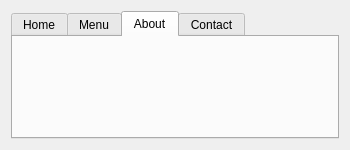
First picture: the form in secdialog.ui, repository Brazonik/cs4076_project, before the edit.
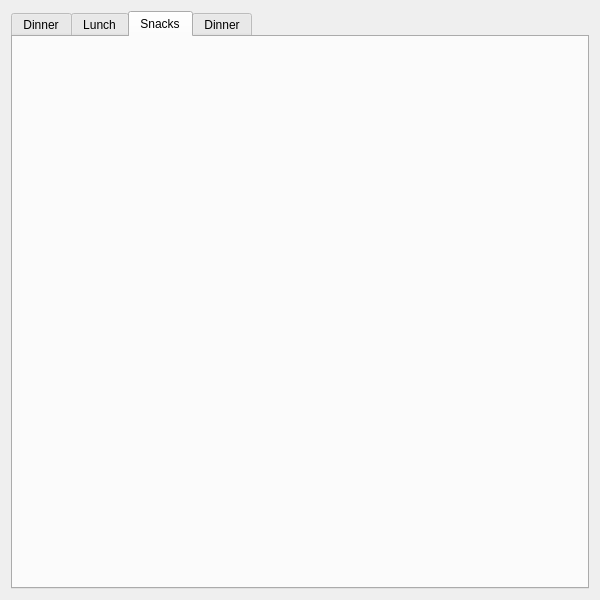
Second picture: the form after the edit. The open tabs and pages were chosen to show the change.

The edit to the form file:
```diff
--- a/secdialog.ui
+++ b/secdialog.ui
@@ -6,15 +6,15 @@
    <rect>
     <x>0</x>
     <y>0</y>
-    <width>350</width>
-    <height>150</height>
+    <width>600</width>
+    <height>600</height>
    </rect>
   </property>
   <property name="windowTitle">
    <string>Dialog</string>
   </property>
-  <layout class="QFormLayout" name="formLayout">
-   <item row="0" column="0" colspan="2">
+  <layout class="QGridLayout" name="gridLayout">
+   <item row="0" column="0">
     <widget class="QTabWidget" name="tabWidget">
      <property name="currentIndex">
       <number>3</number>
@@ -24,22 +24,22 @@
      </property>
      <widget class="QWidget" name="tab">
       <attribute name="title">
-       <string>Home</string>
+       <string>Dinner</string>
       </attribute>
      </widget>
      <widget class="QWidget" name="tab_2">
       <attribute name="title">
-       <string>Menu</string>
+       <string>Lunch</string>
       </attribute>
      </widget>
      <widget class="QWidget" name="tab_3">
       <attribute name="title">
-       <string>About</string>
+       <string>Snacks</string>
       </attribute>
      </widget>
      <widget class="QWidget" name="tab_4">
       <attribute name="title">
-       <string>Contact</string>
+       <string>Dinner</string>
       </attribute>
      </widget>
     </widget>
```
Left out of the diff: 2 changed lines with no effect on the pictures.
